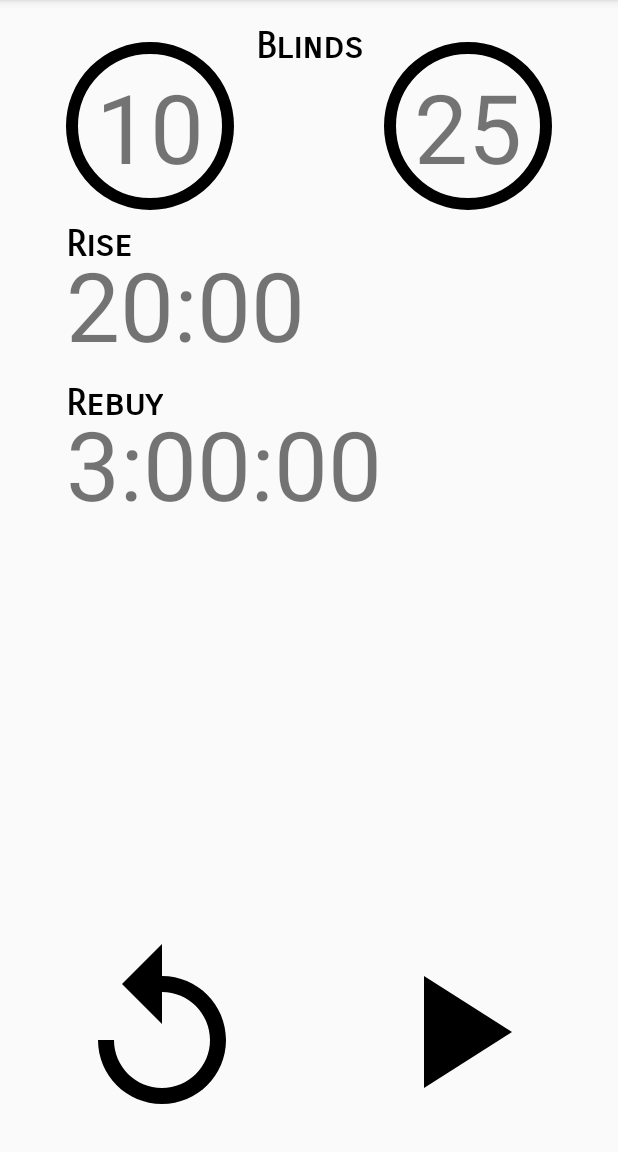
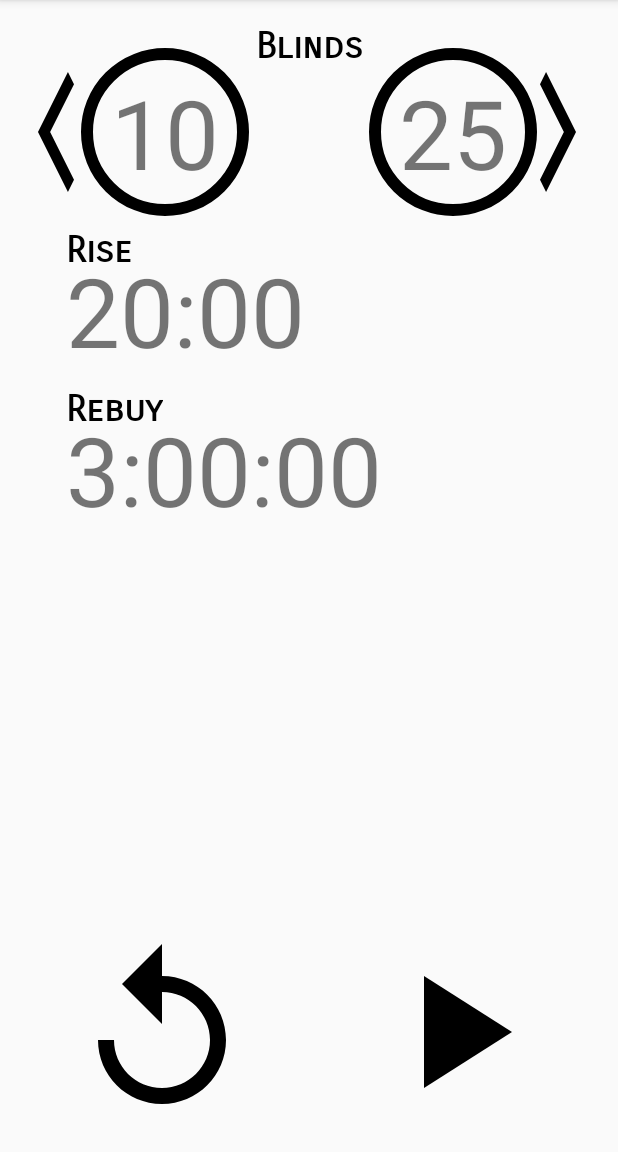
Before and after one commit to chokethenet/KillerDealer, an Android app: the screen it shows after launch (MainActivity), on a phone screen of 412 x 824 dp, the part 84-1236 px from its top. Run offline under Robolectric (Android 15) with nearby library versions, the phone set to English and light mode, and no system bars.

Commit message:
Add controls to navigate blinds back and forward

```diff
--- a/app/src/main/java/net/chokethe/killerdealer/MainActivity.java
+++ b/app/src/main/java/net/chokethe/killerdealer/MainActivity.java
@@ -57,19 +57,14 @@ public class MainActivity extends AppCompatActivity
         mRebuyTimerTextView = (TextView) findViewById(R.id.tv_rebuy_timer);
         mPlayPauseView = (ImageView) findViewById(R.id.iv_play_pause);
 
-        findViewById(R.id.iv_blind_small).setOnClickListener(this);
-        findViewById(R.id.iv_blind_big).setOnClickListener(this);
+        findViewById(R.id.main_iv_blind_left).setOnClickListener(this);
+        findViewById(R.id.main_iv_blind_right).setOnClickListener(this);
+        mSmallBlindTextView.setOnClickListener(this);
+        mBigBlindTextView.setOnClickListener(this);
         mRiseTimerTextView.setOnClickListener(this);
         mRebuyTimerTextView.setOnClickListener(this);
         findViewById(R.id.iv_reload).setOnClickListener(this);
         mPlayPauseView.setOnClickListener(this);
-    }
-
-    private void lockScreen() {
-        mSettingsHolder = new SettingsHolder(this);
-        if (mSettingsHolder.isScreenLocked()) {
-            getWindow().addFlags(WindowManager.LayoutParams.FLAG_KEEP_SCREEN_ON);
-        }
     }
 
     @Override
@@ -80,6 +75,13 @@ public class MainActivity extends AppCompatActivity
         mSessionHolder = new SessionHolder(this, System.currentTimeMillis());
         updateUI();
         handleTimers();
+    }
+
+    private void lockScreen() {
+        mSettingsHolder = new SettingsHolder(this);
+        if (mSettingsHolder.isScreenLocked()) {
+            getWindow().addFlags(WindowManager.LayoutParams.FLAG_KEEP_SCREEN_ON);
+        }
     }
 
     @Override
@@ -148,8 +150,16 @@ public class MainActivity extends AppCompatActivity
     @Override
     public void onClick(View view) {
         switch (view.getId()) {
-            case R.id.iv_blind_small:
-            case R.id.iv_blind_big:
+            case R.id.main_iv_blind_left:
+                mSessionHolder.setPrevBlindPos();
+                updateBlindsUI();
+                break;
+            case R.id.main_iv_blind_right:
+                mSessionHolder.setNextBlindPos();
+                updateBlindsUI();
+                break;
+            case R.id.tv_blind_small:
+            case R.id.tv_blind_big:
                 configOnClick(BlindsConfigActivity.class);
                 break;
             case R.id.tv_rise_timer:
--- a/app/src/main/java/net/chokethe/killerdealer/holders/SessionHolder.java
+++ b/app/src/main/java/net/chokethe/killerdealer/holders/SessionHolder.java
@@ -164,7 +164,14 @@ public class SessionHolder {
 
     public void setNextBlindPos() {
         blindPos++;
-        if (blindPos >= blindsListPref.size()) {
+        if (blindPos >= blindsListPref.size() - 1) {
+            blindPos = 0;
+        }
+    }
+
+    public void setPrevBlindPos() {
+        blindPos--;
+        if (blindPos < 0) {
             blindPos = 0;
         }
     }
--- /dev/null
+++ b/app/src/main/res/drawable/ic_next.xml
@@ -0,0 +1,5 @@
+<vector android:autoMirrored="true" android:height="128dp"
+    android:viewportHeight="512.0" android:viewportWidth="512.0"
+    android:width="64dp" xmlns:android="http://schemas.android.com/apk/res/android">
+    <path android:fillColor="#FF000000" android:pathData="M160,128.4l32.3,-32.4l159.7,160l0,0l0,0l-159.7,160l-32.3,-32.4l127.3,-127.6z"/>
+</vector>
--- /dev/null
+++ b/app/src/main/res/drawable/ic_prev.xml
@@ -0,0 +1,5 @@
+<vector android:autoMirrored="true" android:height="128dp"
+    android:viewportHeight="512.0" android:viewportWidth="512.0"
+    android:width="64dp" xmlns:android="http://schemas.android.com/apk/res/android">
+    <path android:fillColor="#FF000000" android:pathData="M352,128.4l-32.3,-32.4l-159.7,160l0,0l0,0l159.7,160l32.3,-32.4l-127.3,-127.6z"/>
+</vector>
--- a/app/src/main/res/layout/activity_main.xml
+++ b/app/src/main/res/layout/activity_main.xml
@@ -21,12 +21,12 @@
         app:layout_constraintTop_toTopOf="parent" />
 
     <ImageView
-        android:contentDescription="@string/iv_blind_small_desc"
         android:id="@+id/iv_blind_small"
         style="@style/KillerDealer.Image.circle"
-        android:layout_marginLeft="@dimen/margin_large"
-        android:layout_marginStart="@dimen/margin_large"
-        android:layout_marginTop="12dp"
+        android:layout_marginLeft="@dimen/margin_extra_large"
+        android:layout_marginStart="@dimen/margin_extra_large"
+        android:layout_marginTop="@dimen/margin_medium"
+        android:contentDescription="@string/iv_blind_small_desc"
         app:layout_constraintLeft_toLeftOf="parent"
         app:layout_constraintTop_toTopOf="@+id/tv_blind_title"
         app:srcCompat="@drawable/circle" />
@@ -44,12 +44,26 @@
         tools:text="10" />
 
     <ImageView
-        android:contentDescription="@string/iv_blind_big_desc"
+        android:id="@+id/main_iv_blind_left"
+        android:layout_width="wrap_content"
+        android:layout_height="wrap_content"
+        android:layout_marginBottom="0dp"
+        android:layout_marginRight="@dimen/margin_small"
+        android:layout_marginTop="0dp"
+        app:layout_constraintBottom_toBottomOf="@+id/iv_blind_small"
+        app:layout_constraintRight_toLeftOf="@+id/tv_blind_small"
+        app:layout_constraintTop_toTopOf="@+id/iv_blind_small"
+        app:srcCompat="@drawable/ic_prev"
+        android:layout_marginLeft="@dimen/margin_small"
+        app:layout_constraintLeft_toLeftOf="parent" />
+
+    <ImageView
         android:id="@+id/iv_blind_big"
         style="@style/KillerDealer.Image.circle"
-        android:layout_marginEnd="@dimen/margin_large"
-        android:layout_marginRight="@dimen/margin_large"
+        android:layout_marginEnd="@dimen/margin_extra_large"
+        android:layout_marginRight="@dimen/margin_extra_large"
         android:layout_marginTop="0dp"
+        android:contentDescription="@string/iv_blind_big_desc"
         app:layout_constraintRight_toRightOf="parent"
         app:layout_constraintTop_toTopOf="@+id/iv_blind_small"
         app:srcCompat="@drawable/circle" />
@@ -66,17 +80,29 @@
         app:layout_constraintTop_toTopOf="@+id/iv_blind_big"
         tools:text="20" />
 
+    <ImageView
+        android:id="@+id/main_iv_blind_right"
+        android:layout_width="wrap_content"
+        android:layout_height="wrap_content"
+        android:layout_marginBottom="0dp"
+        android:layout_marginTop="0dp"
+        app:layout_constraintBottom_toBottomOf="@+id/iv_blind_big"
+        app:layout_constraintTop_toTopOf="@+id/iv_blind_big"
+        app:srcCompat="@drawable/ic_next"
+        android:layout_marginRight="@dimen/margin_small"
+        app:layout_constraintRight_toRightOf="parent" />
+
     <!-- RISE -->
     <TextView
         android:id="@+id/tv_rise_title"
         style="@style/KillerDealer.Text.title"
         android:layout_width="wrap_content"
         android:layout_height="wrap_content"
-        android:layout_marginLeft="0dp"
-        android:layout_marginStart="0dp"
+        android:layout_marginLeft="@dimen/margin_large"
+        android:layout_marginStart="@dimen/margin_large"
         android:layout_marginTop="@dimen/margin_small"
         android:text="@string/rise_title"
-        app:layout_constraintLeft_toLeftOf="@+id/iv_blind_small"
+        app:layout_constraintLeft_toLeftOf="parent"
         app:layout_constraintTop_toBottomOf="@+id/iv_blind_small" />
 
     <TextView
@@ -118,25 +144,25 @@
 
     <!-- CONTROLS -->
     <ImageView
-        android:contentDescription="@string/iv_reload_desc"
         android:id="@+id/iv_reload"
         android:layout_width="wrap_content"
         android:layout_height="wrap_content"
         android:layout_marginBottom="@dimen/margin_medium"
         android:layout_marginLeft="@dimen/margin_large"
         android:layout_marginStart="@dimen/margin_large"
+        android:contentDescription="@string/iv_reload_desc"
         app:layout_constraintBottom_toBottomOf="parent"
         app:layout_constraintLeft_toLeftOf="parent"
         app:srcCompat="@drawable/ic_reload" />
 
     <ImageView
-        android:contentDescription="@string/iv_play_pause_desc"
         android:id="@+id/iv_play_pause"
         android:layout_width="wrap_content"
         android:layout_height="wrap_content"
         android:layout_marginBottom="@dimen/margin_medium"
         android:layout_marginEnd="@dimen/margin_large"
         android:layout_marginRight="@dimen/margin_large"
+        android:contentDescription="@string/iv_play_pause_desc"
         app:layout_constraintBottom_toBottomOf="parent"
         app:layout_constraintRight_toRightOf="parent"
         app:srcCompat="@drawable/ic_play" />
--- a/app/src/main/res/values/dimens.xml
+++ b/app/src/main/res/values/dimens.xml
@@ -3,4 +3,5 @@
     <dimen name="margin_small">8dp</dimen>
     <dimen name="margin_medium">16dp</dimen>
     <dimen name="margin_large">44dp</dimen>
+    <dimen name="margin_extra_large">54dp</dimen>
 </resources>
```
